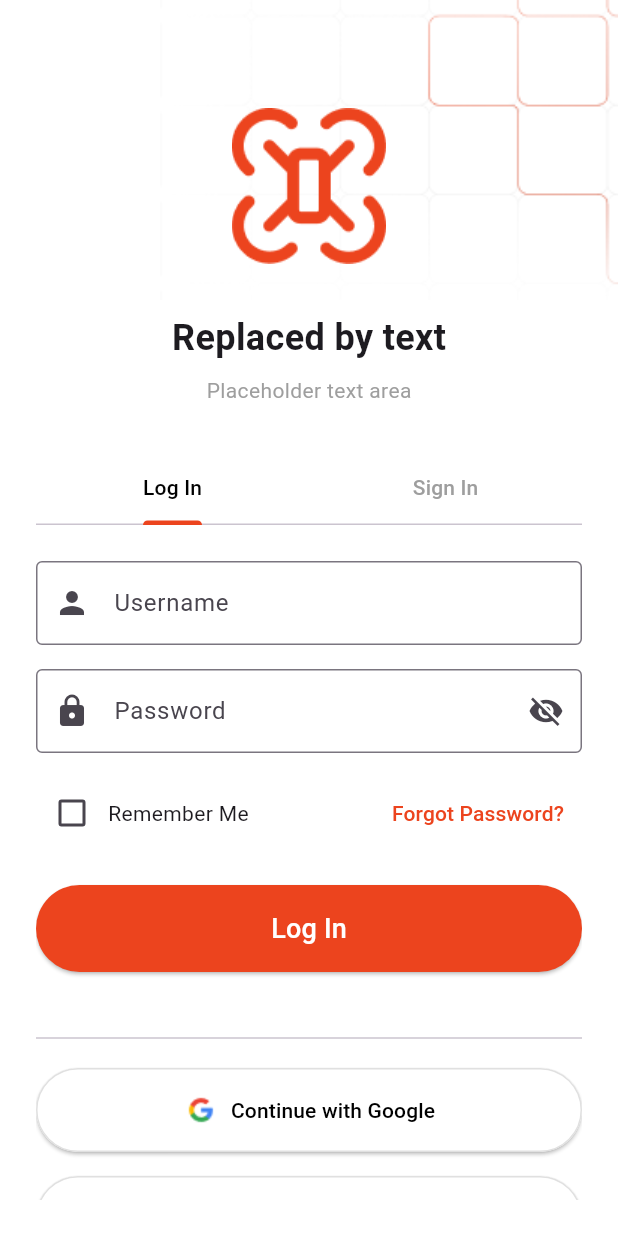
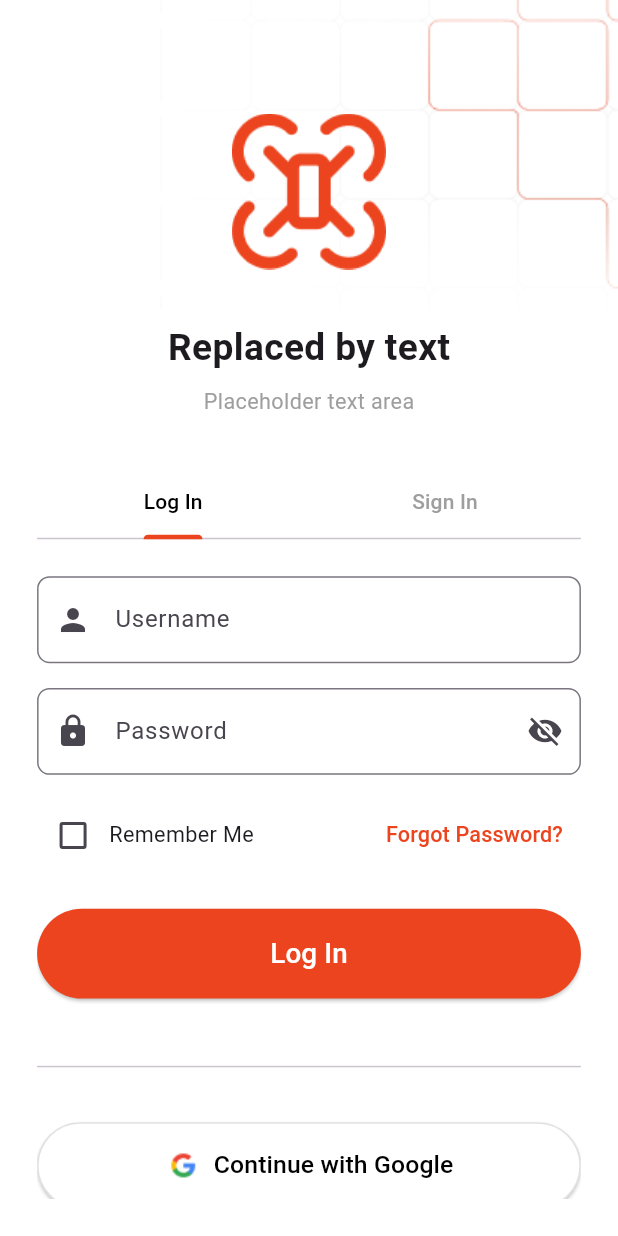
Before and after one commit to MuhammedBashuaib/flutter_task, a Flutter app: the LoginScreen screen opened by its route, on a phone screen of 412 x 824 dp. Run offline on Flutter 3.47's test engine with Material 3 defaults, Android fonts, the light colour scheme and no system bars; drawn by our look-alikes of modal_progress_hud_nsn; our stand-ins replace cached_network_image, dio, flutter_bloc, flutter_secure_storage, hive_flutter, shared_preferences; accounts and stored records are empty.

Commit message:
Refactor login and onboarding screens for responsive design

```diff
--- a/lib/features/auth/presentation/screens/login_screen.dart
+++ b/lib/features/auth/presentation/screens/login_screen.dart
@@ -3,6 +3,7 @@ import 'package:flutter_bloc/flutter_bloc.dart';
 import 'package:flutter_tasck_app/core/routing/app_routes.dart';
 import 'package:flutter_tasck_app/features/auth/cubit/login_cubit.dart';
 import 'package:modal_progress_hud_nsn/modal_progress_hud_nsn.dart';
+import 'package:flutter_tasck_app/shared/utils/sizes.dart';
 
 class LoginScreen extends StatefulWidget {
   const LoginScreen({super.key});
@@ -17,6 +18,8 @@ class _LoginScreenState extends State<LoginScreen> {
 
   @override
   Widget build(BuildContext context) {
+    initializeHWFSize(context);
+
     return Scaffold(
       backgroundColor: Colors.white,
       body: BlocConsumer<LoginCubit, LoginState>(
@@ -47,52 +50,53 @@ class _LoginScreenState extends State<LoginScreen> {
               children: [
                 Container(
                   width: double.infinity,
-                  height: 200,
-
+                  height: hScreen * 0.25,
                   child: Image.asset(
                     'assets/images/Pattern.png', // Replace with your background image path
                     fit: BoxFit.fitWidth,
                   ),
                 ),
                 Padding(
-                  padding: const EdgeInsets.all(24.0),
+                  padding: EdgeInsets.all(wScreen * 0.06),
                   child: SingleChildScrollView(
                     child: Container(
                       child: Column(
                         crossAxisAlignment: CrossAxisAlignment.start,
                         children: [
-                          const SizedBox(height: 40),
+                          SizedBox(height: hScreen * 0.05),
                           // Logo
                           Center(
                             child: Container(
-                              width: 120,
-                              height: 120,
-
+                              width: wScreen * 0.30,
+                              height: wScreen * 0.30,
                               child: Image.asset(
                                 'assets/images/logo_app.png', // Replace with your logo image path
-                                width: 60,
-                                height: 60,
+                                width: wScreen * 0.15,
+                                height: wScreen * 0.15,
                               ),
                             ),
                           ),
-                          const SizedBox(height: 24),
-                          const Center(
+                          SizedBox(height: hScreen * 0.03),
+                          Center(
                             child: Text(
                               'Replaced by text',
                               style: TextStyle(
-                                fontSize: 24,
+                                fontSize: fontSize(size: 24),
                                 fontWeight: FontWeight.bold,
                               ),
                             ),
                           ),
-                          const SizedBox(height: 8),
-                          const Center(
+                          SizedBox(height: hScreen * 0.01),
+                          Center(
                             child: Text(
                               'Placeholder text area',
-                              style: TextStyle(color: Colors.grey),
+                              style: TextStyle(
+                                fontSize: fontSize(size: 14),
+                                color: Colors.grey,
+                              ),
                             ),
                           ),
-                          const SizedBox(height: 32),
+                          SizedBox(height: hScreen * 0.04),
 
                           // Tabs: Log In / Sign In
                           DefaultTabController(
@@ -107,7 +111,7 @@ class _LoginScreenState extends State<LoginScreen> {
                               ],
                             ),
                           ),
-                          const SizedBox(height: 24),
+                          SizedBox(height: hScreen * 0.03),
 
                           // Email Field
                           TextFormField(
@@ -115,11 +119,20 @@ class _LoginScreenState extends State<LoginScreen> {
                             decoration: InputDecoration(
                               labelText: 'Username',
                               prefixIcon: const Icon(Icons.person),
-                              border: OutlineInputBorder(),
+                              border: OutlineInputBorder(
+                                borderRadius: BorderRadius.circular(
+                                  wScreen * 0.02,
+                                ),
+                              ),
+                              contentPadding: EdgeInsets.symmetric(
+                                horizontal: wScreen * 0.04,
+                                vertical: hScreen * 0.02,
+                              ),
                             ),
+                            style: TextStyle(fontSize: fontSize(size: 16)),
                             // initialValue: 'ahmed@gmail.com',
                           ),
-                          const SizedBox(height: 16),
+                          SizedBox(height: hScreen * 0.02),
 
                           // Password Field
                           TextFormField(
@@ -128,29 +141,44 @@ class _LoginScreenState extends State<LoginScreen> {
                               labelText: 'Password',
                               prefixIcon: const Icon(Icons.lock),
                               suffixIcon: const Icon(Icons.visibility_off),
-                              border: OutlineInputBorder(),
+                              border: OutlineInputBorder(
+                                borderRadius: BorderRadius.circular(
+                                  wScreen * 0.02,
+                                ),
+                              ),
+                              contentPadding: EdgeInsets.symmetric(
+                                horizontal: wScreen * 0.04,
+                                vertical: hScreen * 0.02,
+                              ),
                             ),
                             obscureText: true,
+                            style: TextStyle(fontSize: fontSize(size: 16)),
                             // initialValue: '******',
                           ),
-                          const SizedBox(height: 16),
+                          SizedBox(height: hScreen * 0.02),
 
                           // Remember Me & Forgot Password
                           Row(
                             children: [
                               Checkbox(value: false, onChanged: (_) {}),
-                              const Text('Remember Me'),
+                              Text(
+                                'Remember Me',
+                                style: TextStyle(fontSize: fontSize(size: 14)),
+                              ),
                               const Spacer(),
                               TextButton(
                                 onPressed: () {},
-                                child: const Text(
+                                child: Text(
                                   'Forgot Password?',
-                                  style: TextStyle(color: Color(0xFFec441e)),
+                                  style: TextStyle(
+                                    color: const Color(0xFFec441e),
+                                    fontSize: fontSize(size: 14),
+                                  ),
                                 ),
                               ),
                             ],
                           ),
-                          const SizedBox(height: 24),
+                          SizedBox(height: hScreen * 0.03),
 
                           // Login Button
                           Container(
@@ -165,27 +193,31 @@ class _LoginScreenState extends State<LoginScreen> {
                               },
                               style: ElevatedButton.styleFrom(
                                 backgroundColor: const Color(0xFFec441e),
-                                padding: const EdgeInsets.symmetric(
-                                  vertical: 16,
+                                padding: EdgeInsets.symmetric(
+                                  vertical: hScreen * 0.02,
                                 ),
                                 shape: RoundedRectangleBorder(
-                                  borderRadius: BorderRadius.circular(30),
+                                  borderRadius: BorderRadius.circular(
+                                    wScreen * 0.075,
+                                  ),
                                 ),
                               ),
-                              child: const Text(
+                              child: Text(
                                 'Log In',
                                 style: TextStyle(
-                                  fontSize: 18,
+                                  fontSize: fontSize(size: 18),
                                   color: Colors.white,
                                 ),
                               ),
                             ),
                           ),
 
-                          const SizedBox(height: 24),
+                          SizedBox(height: hScreen * 0.03),
 
                           // Divider
-                          const Divider(height: 40, thickness: 1),
+                          Divider(height: hScreen * 0.05, thickness: 1),
+
+                          SizedBox(height: hScreen * 0.02),
 
                           // Google Button
                           Container(
@@ -194,24 +226,29 @@ class _LoginScreenState extends State<LoginScreen> {
                               onPressed: () {},
                               icon: Image.asset(
                                 'assets/images/google.png', // Replace with your Google logo image path
-                                width: 24,
-                                height: 24,
+                                width: wScreen * 0.06,
+                                height: wScreen * 0.06,
                               ),
-                              label: const Text('Continue with Google'),
+                              label: Text(
+                                'Continue with Google',
+                                style: TextStyle(fontSize: fontSize(size: 16)),
+                              ),
                               style: ElevatedButton.styleFrom(
                                 backgroundColor: Colors.white,
                                 foregroundColor: Colors.black,
-                                padding: const EdgeInsets.symmetric(
-                                  vertical: 16,
+                                padding: EdgeInsets.symmetric(
+                                  vertical: hScreen * 0.02,
                                 ),
                                 shape: RoundedRectangleBorder(
-                                  borderRadius: BorderRadius.circular(30),
+                                  borderRadius: BorderRadius.circular(
+                                    wScreen * 0.075,
+                                  ),
                                   side: BorderSide(color: Colors.grey[300]!),
                                 ),
                               ),
                             ),
                           ),
-                          const SizedBox(height: 16),
+                          SizedBox(height: hScreen * 0.02),
 
                           // Facebook Button
                           Container(
@@ -220,25 +257,30 @@ class _LoginScreenState extends State<LoginScreen> {
                               onPressed: () {},
                               icon: Image.asset(
                                 'assets/images/facebook.png',
-                                width: 24,
-                                height: 24,
+                                width: wScreen * 0.06,
+                                height: wScreen * 0.06,
                               ),
-                              label: const Text('Continue with Facebook'),
+                              label: Text(
+                                'Continue with Facebook',
+                                style: TextStyle(fontSize: fontSize(size: 16)),
+                              ),
                               style: ElevatedButton.styleFrom(
                                 backgroundColor: Colors.white,
                                 foregroundColor: Colors.black,
-                                padding: const EdgeInsets.symmetric(
-                                  vertical: 16,
+                                padding: EdgeInsets.symmetric(
+                                  vertical: hScreen * 0.02,
                                 ),
                                 shape: RoundedRectangleBorder(
-                                  borderRadius: BorderRadius.circular(30),
+                                  borderRadius: BorderRadius.circular(
+                                    wScreen * 0.075,
+                                  ),
                                   side: BorderSide(color: Colors.grey[300]!),
                                 ),
                               ),
                             ),
                           ),
 
-                          const SizedBox(height: 20),
+                          SizedBox(height: hScreen * 0.025),
                         ],
                       ),
                     ),
@@ -247,45 +289,6 @@ class _LoginScreenState extends State<LoginScreen> {
               ],
             ),
           );
-
-          //   child: Padding(
-          //     padding: const EdgeInsets.all(20.0),
-          //     child: Center(
-          //       child: Column(
-          //         mainAxisAlignment: MainAxisAlignment.center,
-          //         children: [
-          //           TextField(
-          //             controller: username,
-          //             decoration: InputDecoration(
-          //               labelText: 'Username',
-          //               border: OutlineInputBorder(),
-          //             ),
-          //           ),
-          //           SizedBox(height: 20),
-          //           TextField(
-          //             controller: password,
-          //             obscureText: true,
-          //             decoration: InputDecoration(
-          //               labelText: 'Password',
-          //               border: OutlineInputBorder(),
-          //             ),
-          //           ),
-          //           SizedBox(height: 30),
-          //           ElevatedButton(
-          //             onPressed: () {
-          //               // استدعاء دالة login من الـ Cubit
-          //               context.read<LoginCubit>().login(
-          //                 userName: username.text.trim(),
-          //                 password: password.text,
-          //               );
-          //             },
-          //             child: Text("Login"),
-          //           ),
-          //         ],
-          //       ),
-          //     ),
-          //   ),
-          // );
         },
       ),
     );
```
Also changed, not shown: lib/features/auth/presentation/screens/on_boarding_screen.dart (+56 -40 lines).
